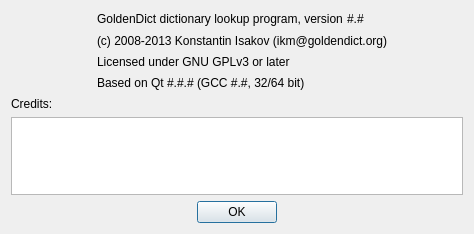
Above: about.ui from goldendict/goldendict before the change. Below: the same form after it.
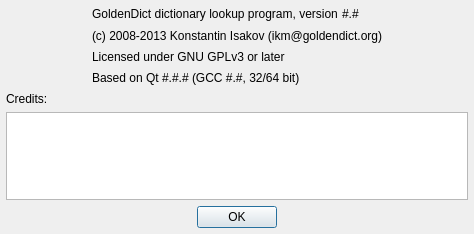
That is the form after the change. Icons and pictures are not drawn.

Diff of the .ui file:
```diff
--- a/about.ui
+++ b/about.ui
@@ -20,6 +20,18 @@
    <bool>true</bool>
   </property>
   <layout class="QVBoxLayout" name="verticalLayout_2">
+   <property name="leftMargin">
+    <number>6</number>
+   </property>
+   <property name="topMargin">
+    <number>6</number>
+   </property>
+   <property name="rightMargin">
+    <number>6</number>
+   </property>
+   <property name="bottomMargin">
+    <number>6</number>
+   </property>
    <item>
     <layout class="QHBoxLayout" name="horizontalLayout">
      <item>
```
